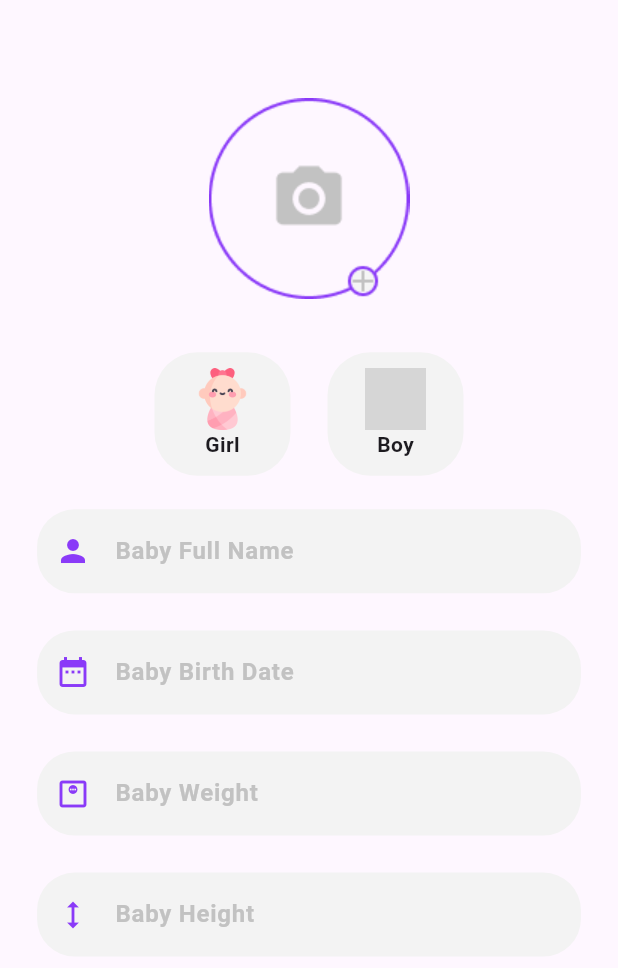
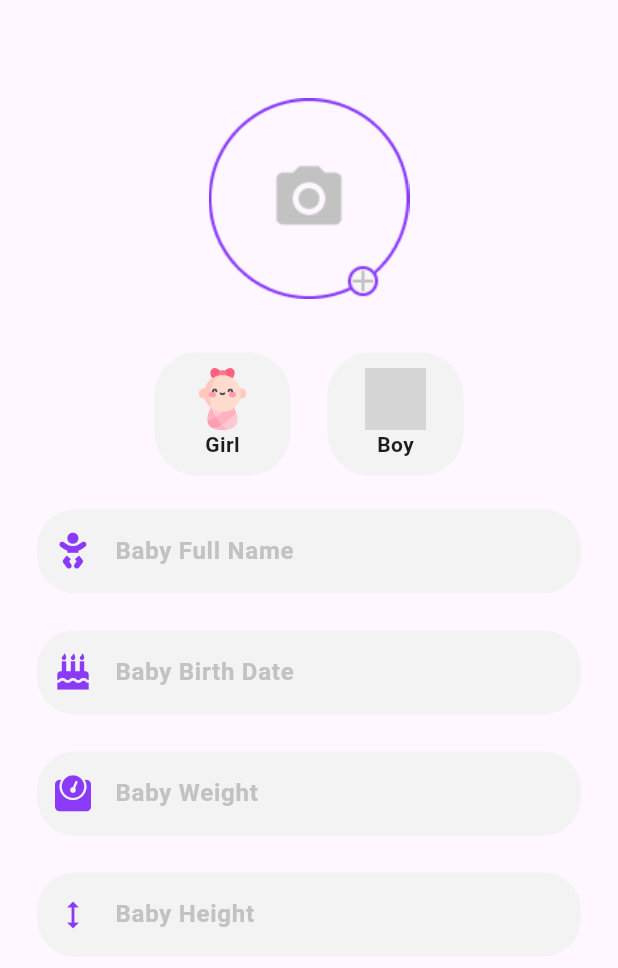
Before and after one commit to andactasdemir24/my_baby_tracker, a Flutter app: the InformationPage screen opened directly, on a phone screen of 412 x 824 dp. Shown: the top 968 px of the screen. Run offline on Flutter 3.47's test engine with Material 3 defaults, Android fonts, the phone set to English and light mode, and no system bars; our stand-ins replace carousel_slider, flutter_mobx, flutter_screenutil, flutter_speed_dial, get_it, google_nav_bar and 6 more; accounts and stored records are empty; generated files the repository leaves out were written again; grey boxes are pictures that could not be loaded.

Commit message:
fixed information page visibilty

```diff
--- a/lib/app/features/screens/Informations/view/information_page.dart
+++ b/lib/app/features/screens/Informations/view/information_page.dart
@@ -9,6 +9,7 @@ import 'package:flutter_mobx/flutter_mobx.dart';
 import 'package:flutter_screenutil/flutter_screenutil.dart';
 import 'package:lottie/lottie.dart';
 
+import '../../../theme/baby_icons.dart';
 import '../widgets/custom_information_textfield.dart';
 import '../../../../core/constants/images_constants.dart';
 import '../../../../core/constants/text_constants.dart';
@@ -80,7 +81,7 @@ class InformationPage extends StatelessWidget {
                       controller: informationviewmodel.nameController,
                       textInputType: TextInputType.name,
                       hintText: babyFullName,
-                      icon: const Icon(Icons.person),
+                      icon: const Icon(Baby.baby),
                       textStyle: const TextStyle(fontWeight: FontWeight.bold),
                     ),
                     CustomInformationTextField(
@@ -88,7 +89,7 @@ class InformationPage extends StatelessWidget {
                       controller: informationviewmodel.birthDateController,
                       hintText: babyBirthDate,
                       textInputType: TextInputType.none,
-                      icon: const Icon(Icons.date_range),
+                      icon: const Icon(Baby.birthdaycake),
                       textStyle: const TextStyle(fontWeight: FontWeight.bold),
                       onTap: () {
                         informationviewmodel.selectDate(context, informationviewmodel.birthDateController);
@@ -99,7 +100,7 @@ class InformationPage extends StatelessWidget {
                       controller: informationviewmodel.weightController,
                       textInputType: TextInputType.number,
                       hintText: babyWeight,
-                      icon: const Icon(Icons.monitor_weight_outlined),
+                      icon: const Icon(Baby.weight),
                       textStyle: const TextStyle(fontWeight: FontWeight.bold),
                     ),
                     CustomInformationTextField(
--- a/lib/app/features/screens/Informations/viewmodel/information_viewmodel.dart
+++ b/lib/app/features/screens/Informations/viewmodel/information_viewmodel.dart
@@ -161,6 +161,7 @@ abstract class _InformationViewModelBase with Store {
       return;
     }
     selectedImage = File(returnedImage.path);
+    changeVisible();
   }
 
   @action
--- a/lib/app/features/screens/memories/widgets/custom_carousel.dart
+++ b/lib/app/features/screens/memories/widgets/custom_carousel.dart
@@ -28,12 +28,12 @@ class Deneme extends StatelessWidget {
               decoration: BoxDecoration(
                 border: Border.all(color: cwhite, width: 3.w),
                 borderRadius: BorderRadius.circular(20.r),
-                image: DecorationImage(image: FileImage(File(imageUrl!)), fit: BoxFit.fill),
+                image: DecorationImage(image: FileImage(File(imageUrl!)), fit: BoxFit.cover),
               ),
             );
           },
           options: CarouselOptions(
-              enlargeCenterPage: true, aspectRatio: 7 / 9, autoPlay: false, enableInfiniteScroll: false),
+              enlargeCenterPage: true, aspectRatio: 9 / 9, autoPlay: false, enableInfiniteScroll: false),
         ),
       ),
     );
```
